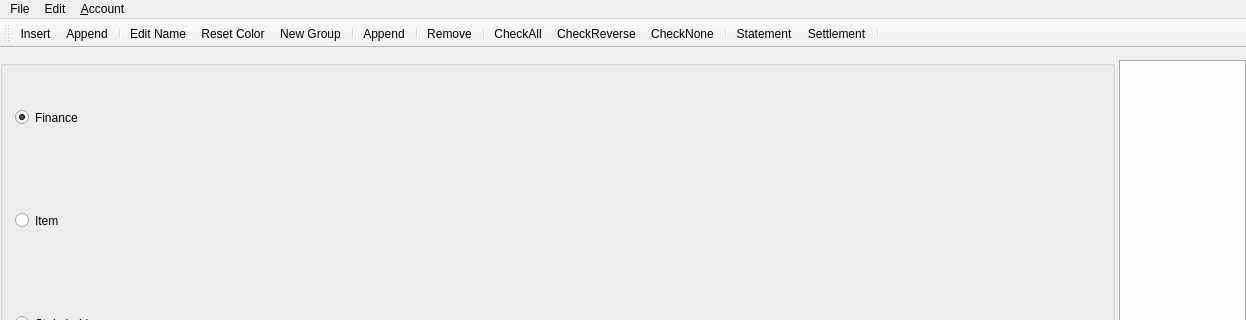
Qt form mainwindow.ui (ytxerp/ytx-client) before a commit; both pictures show x 0 to 1246 and y 0 to 320 of the 1246 by 722 pixel window.
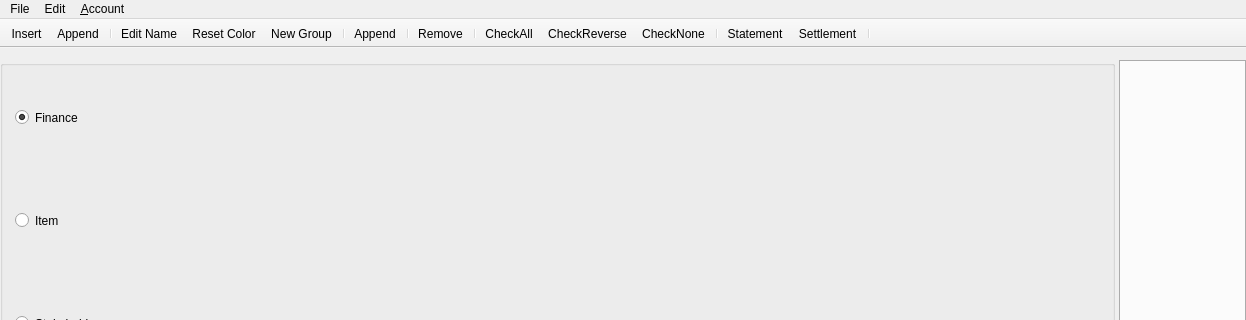
The same form after that commit.

```diff
--- a/mainwindow.ui
+++ b/mainwindow.ui
@@ -229,9 +229,15 @@
   </widget>
   <widget class="QStatusBar" name="statusbar"/>
   <widget class="QToolBar" name="toolBar">
+   <property name="enabled">
+    <bool>true</bool>
+   </property>
    <property name="windowTitle">
     <string>toolBar</string>
    </property>
+   <property name="movable">
+    <bool>false</bool>
+   </property>
    <attribute name="toolBarArea">
     <enum>TopToolBarArea</enum>
    </attribute>
```
Left out of the diff: 3 changed lines with no effect on the pictures.
